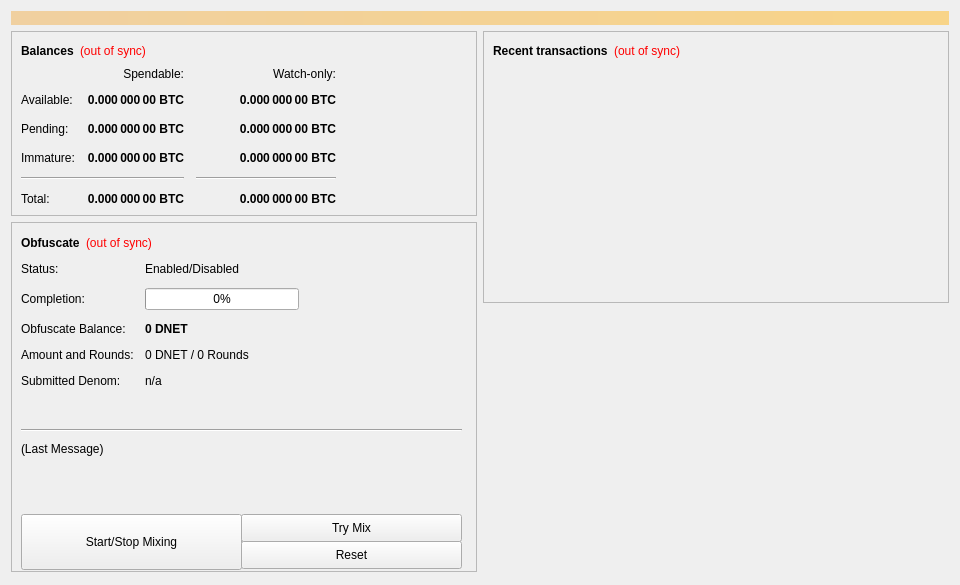
First picture: the form in src/qt/forms/overviewpage.ui, repository eons-finance/ALQO, before the edit.
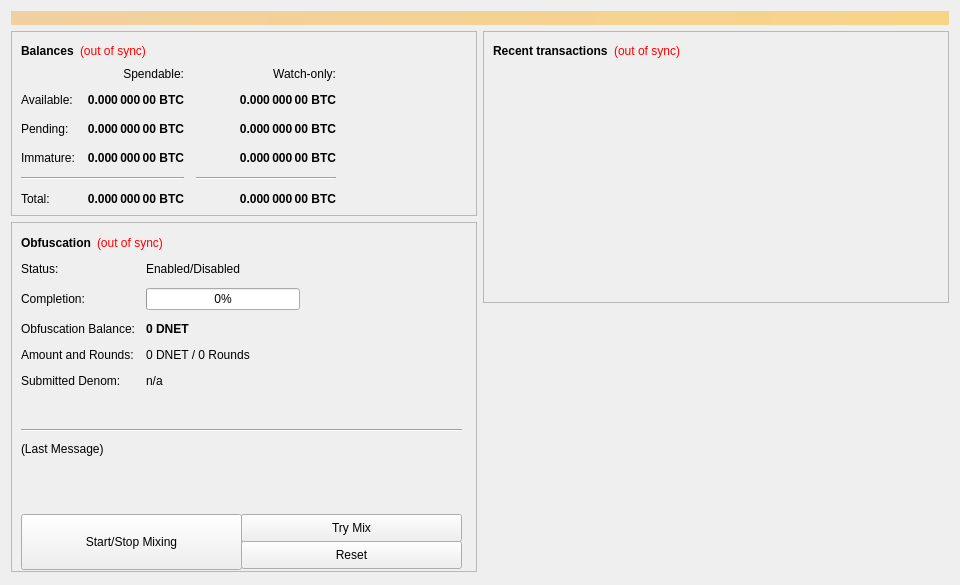
Second picture: the form after the edit.

Commit message: changed Obfuscate to Obfuscation, and a lot of other cleanup

```diff
--- a/src/qt/forms/overviewpage.ui
+++ b/src/qt/forms/overviewpage.ui
@@ -461,7 +461,7 @@
            <item row="2" column="0">
             <widget class="QLabel" name="labelAnonymizedText">
              <property name="text">
-              <string>Obfuscate Balance:</string>
+              <string>Obfuscation Balance:</string>
              </property>
             </widget>
            </item>
@@ -1078,7 +1078,7 @@
               </font>
              </property>
              <property name="text">
-              <string>Obfuscate</string>
+              <string>Obfuscation</string>
              </property>
             </widget>
            </item>
```
Left out of the diff: 4 changed lines with no effect on the pictures. The commit also changes 79 other files.
